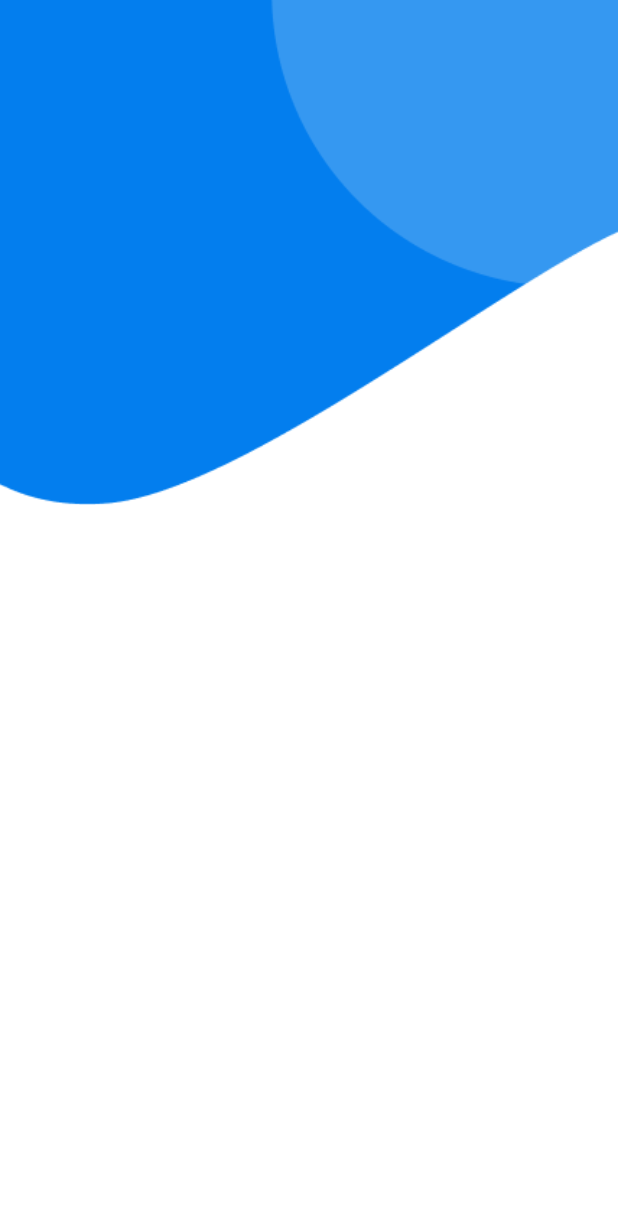
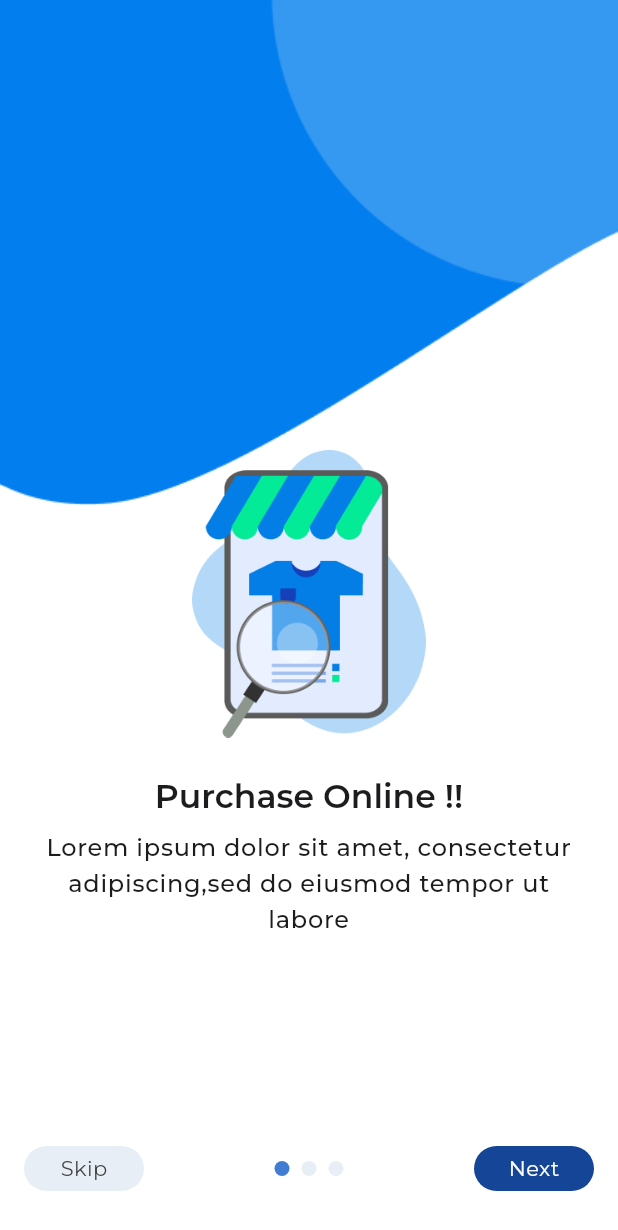
Before and after one commit to dharmendra7899/agent_app_mvvm_architecture, a Flutter app: the screen it shows after launch, on a phone screen of 412 x 824 dp. Shown: the top 1230 px of the screen. Run offline on Flutter 3.47's test engine with Material 3 defaults, Android fonts, the phone set to English and light mode, and no system bars; our stand-ins replace another_flushbar, cached_network_image, file_picker, fpdart, get_it, image_picker and 3 more; missing offline and left inert: razorpay_flutter.

Commit message:
walk through screen done

```diff
--- a/lib/modules/auth/view_model/auth_provider.dart
+++ b/lib/modules/auth/view_model/auth_provider.dart
@@ -115,7 +115,7 @@ class AuthProvider with ChangeNotifier {
             }
           } else {
             if (context.mounted) {
-              Navigator.pushNamed(context, RouteNames.bottomNavigationScreen);
+              Navigator.popAndPushNamed(context, RouteNames.bottomNavigationScreen);
             }
           }
         });
--- a/lib/modules/walk_through/view/on_boarding_screen.dart
+++ b/lib/modules/walk_through/view/on_boarding_screen.dart
@@ -4,6 +4,7 @@ import 'package:agent_app/res/contents/texts.dart';
 import 'package:agent_app/res/widgets/context_extension.dart';
 import 'package:agent_app/theme/colors.dart';
 import 'package:flutter/material.dart';
+import 'package:provider/provider.dart';
 
 class OnBoardingScreen extends StatefulWidget {
   const OnBoardingScreen({super.key});
@@ -38,15 +39,97 @@ class _OnBoardingScreenState extends State<OnBoardingScreen> {
     },
   ];
 
-  /*  Positioned(
-          bottom: 20.0,
-          left: 20.0,
-          right: 20.0,
+  @override
+  Widget build(BuildContext context) {
+    return Scaffold(
+      body: Column(
+        children: [
+          Expanded(
+            child: PageView.builder(
+              itemCount: onBoardingData.length,
+              scrollDirection: Axis.horizontal,
+              controller: pageController,
+              onPageChanged: onChanged,
+              itemBuilder: (BuildContext context, int index) {
+                return Stack(
+                  children: [
+                    Image.asset(
+                      width: MediaQuery.of(context).size.width,
+                      onBoardingData[index]['topImage']!,
+                      fit: BoxFit.fitWidth,
+                    ),
+                    Positioned(
+                      top: 270,
+                      left: 0,
+                      right: 0,
+                      child: Column(
+                        mainAxisAlignment: MainAxisAlignment.start,
+                        children: [
+                          const SizedBox(height: 30),
+                          Image.asset(
+                            onBoardingData[index]['image']!,
+                            scale: 1.8,
+                          ),
+                          const SizedBox(height: 25),
+                          Center(
+                            child: Text(
+                              onBoardingData[index]['title'] ?? "",
+                              textAlign: TextAlign.center,
+                              style: context.textTheme.titleLarge,
+                            ),
+                          ),
+                          Padding(
+                            padding: const EdgeInsets.symmetric(
+                              horizontal: 20.0,
+                              vertical: 8,
+                            ),
+                            child: Center(
+                              child: Text(
+                                onBoardingData[index]['description'] ?? "",
+                                textAlign: TextAlign.center,
+                                style: context.textTheme.bodyLarge,
+                              ),
+                            ),
+                          ),
+                          const SizedBox(height: 20),
+                        ],
+                      ),
+                    ),
+                  ],
+                );
+              },
+            ),
+          ),
+          Padding(
+            padding: const EdgeInsets.fromLTRB(16.0, 0, 16, 30),
             child: Row(
               mainAxisAlignment: MainAxisAlignment.spaceBetween,
               crossAxisAlignment: CrossAxisAlignment.center,
               children: [
-              const SizedBox(width: 42, height: 42),
+                GestureDetector(
+                  onTap: () {
+                    Provider.of<AuthProvider>(
+                      context,
+                      listen: false,
+                    ).setWalkThrough(context);
+                  },
+                  child: Container(
+                    height: 30,
+                    width: 80,
+                    decoration: BoxDecoration(
+                      color: appColors.appBackground,
+                      borderRadius: BorderRadius.circular(20),
+                    ),
+                    child: Center(
+                      child: Text(
+                        texts.skip,
+                        style: context.textTheme.bodyMedium?.copyWith(
+                          color: appColors.primaryContainer,
+                        ),
+                      ),
+                    ),
+                  ),
+                ),
                 Row(
                   mainAxisAlignment: MainAxisAlignment.center,
                   children: List.generate(
@@ -54,7 +137,7 @@ class _OnBoardingScreenState extends State<OnBoardingScreen> {
                     (index) => buildIndicator(index),
                   ),
                 ),
-              InkWell(
+                GestureDetector(
                   onTap: () {
                     if (currentPage != onBoardingData.length - 1) {
                       pageController.nextPage(
@@ -69,85 +152,30 @@ class _OnBoardingScreenState extends State<OnBoardingScreen> {
                     }
                   },
                   child: Container(
-                  width: 42,
-                  height: 42,
+                    height: 30,
+                    width: 80,
                     decoration: BoxDecoration(
-                    color: appColors.primaryDark,
-                    borderRadius: BorderRadius.circular(50),
+                      color: appColors.primary,
+                      borderRadius: BorderRadius.circular(20),
                     ),
                     child: Center(
-                    child: Icon(
+                      child: Text(
                         currentPage != onBoardingData.length - 1
-                          ? Icons.arrow_forward
-                          : Icons.done,
+                            ? texts.next
+                            : texts.done,
+                        style: context.textTheme.bodyMedium?.copyWith(
                           color: appColors.appWhite,
+                        ),
                       ),
                     ),
                   ),
                 ),
               ],
             ),
-        ),*/
-
-  @override
-  Widget build(BuildContext context) {
-    return Scaffold(body: Column(
-      children: [
-        Image.asset(
-          width: 500,
-            ConstantImage.shape1,
-                fit: BoxFit.fitWidth,
           ),
-
-        // SizedBox(height: MediaQuery.of(context).size.height*0.80,
-        //   width: MediaQuery.of(context).size.width,
-        //   child: PageView.builder(
-        //     itemCount: onBoardingData.length,
-        //     scrollDirection: Axis.horizontal,
-        //     controller: pageController,
-        //     onPageChanged: onChanged,
-        //     itemBuilder: (BuildContext context, int index) {
-        //       return Column(
-        //         mainAxisAlignment: MainAxisAlignment.start,
-        //         crossAxisAlignment: CrossAxisAlignment.center,
-        //         children: [
-        //           Image.asset(
-        //             width: 500,
-        //             onBoardingData[index]['topImage']!,
-        //
-        //           ),
-        //           const SizedBox(height: 1),
-        //           ClipRRect(
-        //             borderRadius: BorderRadius.circular(200),
-        //             child: Image.asset(
-        //               onBoardingData[index]['image']!,
-        //               scale: 3,
-        //             ),
-        //           ),
-        //           const SizedBox(height: 40),
-        //           Text(
-        //             onBoardingData[index]['title'] ?? "",
-        //             style: context.textTheme.titleLarge,
-        //           ),
-        //           Padding(
-        //             padding: const EdgeInsets.symmetric(
-        //               horizontal: 20.0,
-        //               vertical: 8,
-        //             ),
-        //             child: Text(
-        //               onBoardingData[index]['description'] ?? "",
-        //               style: context.textTheme.bodyLarge,
-        //             ),
-        //           ),
-        //           const SizedBox(height: 20),
-        //         ],
-        //       );
-        //     },
-        //   ),
-        // ),
-
         ],
-    ),);
+      ),
+    );
   }
 
   void onChanged(int index) {
@@ -164,7 +192,9 @@ class _OnBoardingScreenState extends State<OnBoardingScreen> {
       decoration: BoxDecoration(
         shape: BoxShape.circle,
         color:
-            currentPage == index ? appColors.appWhite : appColors.primaryDark,
+            currentPage == index
+                ? appColors.secondary
+                : appColors.appBackground,
       ),
     );
   }
--- a/lib/res/contents/texts.dart
+++ b/lib/res/contents/texts.dart
@@ -12,6 +12,7 @@ class Texts {
   String get w3Des => 'Lorem ipsum dolor sit amet, consectetur adipiscing,sed do eiusmod tempor ut labore';
 
   String get getStarted => 'Get Started';
+  String get done => 'Done';
 
   String get next => 'Next';
 
--- a/lib/res/widgets/app_button.dart
+++ b/lib/res/widgets/app_button.dart
@@ -26,7 +26,7 @@ class AppButton extends StatelessWidget {
     this.borderColor,
     this.isBorder,
     this.radius,
-    this.height = 45,
+    this.height = 42,
     this.fontSize = 16,
     this.width,
     this.isLoading = false,
@@ -80,7 +80,7 @@ class AppButton extends StatelessWidget {
                     )
                     : Text(
                       title,
-                      style: context.textTheme.titleMedium?.copyWith(
+                      style: context.textTheme.bodyLarge?.copyWith(
                         //  fontSize: fontSize,
                         color: textColor ?? appColors.appWhite,
                       ),
--- a/lib/res/widgets/app_text_field.dart
+++ b/lib/res/widgets/app_text_field.dart
@@ -68,7 +68,7 @@ class AppTextField extends StatelessWidget {
     this.maxLength,
     this.counterText,
     this.obscuringCharacter = '•',
-    this.textCapitalization = TextCapitalization.words,
+    this.textCapitalization = TextCapitalization.none,
     this.contentPadding = const EdgeInsets.symmetric(
       vertical: 12,
       horizontal: 15,
@@ -119,7 +119,7 @@ class AppTextField extends StatelessWidget {
             maxLength: maxLength,
             maxLines: maxLines,
             enableSuggestions: true,
-            style: context.textTheme.bodyLarge,
+            style: context.textTheme.titleSmall,
             obscuringCharacter: obscuringCharacter,
             decoration: InputDecoration(
               prefixIcon: prefixIcon,
--- a/lib/theme/theme.dart
+++ b/lib/theme/theme.dart
@@ -16,7 +16,7 @@ class AppTheme {
   static final darkThemeMode = ThemeData.dark();
 
   static final lightThemeMode = ThemeData(
-    fontFamily: 'Poppins',
+    fontFamily: 'Montserrat',
     useMaterial3: true,
     colorScheme: ColorScheme.fromSeed(seedColor: Colors.black),
     scaffoldBackgroundColor: appColors.appWhite,
--- a/lib/theme/widget/input_decoration_theme.dart
+++ b/lib/theme/widget/input_decoration_theme.dart
@@ -3,18 +3,18 @@ part of "../theme.dart";
 final _inputDecorationTheme = InputDecorationTheme(
   hintStyle: TextStyle(color: appColors.borderColor),
   labelStyle: TextStyle(color: appColors.borderColor),
-  floatingLabelStyle: TextStyle(color: appColors.appBlack),
+  floatingLabelStyle: TextStyle(color: appColors.primaryContainer),
   enabledBorder: OutlineInputBorder(
     borderRadius: BorderRadius.circular(8),
-    borderSide: BorderSide(color: appColors.borderColor),
+    borderSide: BorderSide(color: appColors.primaryContainer),
   ),
   border: OutlineInputBorder(
     borderRadius: BorderRadius.circular(8),
-    borderSide: BorderSide(color: appColors.appBlack),
+    borderSide: BorderSide(color: appColors.primaryContainer),
   ),
   focusedBorder: OutlineInputBorder(
     borderRadius: BorderRadius.circular(8),
-    borderSide: BorderSide(color: appColors.appBlack),
+    borderSide: BorderSide(color: appColors.primaryContainer),
   ),
   focusedErrorBorder: OutlineInputBorder(
     borderRadius: BorderRadius.circular(8),
--- a/lib/theme/widget/text_theme.dart
+++ b/lib/theme/widget/text_theme.dart
@@ -3,94 +3,94 @@ part of "../theme.dart";
 var _textTheme = TextTheme(
   displayLarge : TextStyle(
     fontWeight: FontWeight.w400,
-    fontFamily: 'LibreFont',
+    fontFamily: 'Montserrat',
     color: appColors.appBlack,
     fontSize: 57,
     letterSpacing: 0.25,
   ),
   displayMedium:  TextStyle(
     fontWeight: FontWeight.w400,
-    fontFamily: 'LibreFont',
+    fontFamily: 'Montserrat',
     color: appColors.appBlack,
     fontSize: 45,
   ),
   displaySmall:  TextStyle(
     fontWeight: FontWeight.w400,
-    fontFamily: 'LibreFont',
+    fontFamily: 'Montserrat',
     color: appColors.appBlack,
     fontSize: 36,
   ),
   headlineLarge:  TextStyle(
     fontWeight: FontWeight.w400,
-    fontFamily: 'LibreFont',
+    fontFamily: 'Montserrat',
     color: appColors.appBlack,
     fontSize: 32,
   ),
   headlineMedium:  TextStyle(
     fontWeight: FontWeight.w400,
-    fontFamily: 'LibreFont',
+    fontFamily: 'Montserrat',
     color: appColors.appBlack,
     fontSize: 28,
   ),
   headlineSmall:  TextStyle(
     fontWeight: FontWeight.w400,
-    fontFamily: 'LibreFont',
+    fontFamily: 'Montserrat',
     color: appColors.appBlack,
     fontSize: 24,
   ),
   titleLarge:  TextStyle(
     fontWeight: FontWeight.w600,
-    fontFamily: 'LibreFont',
+    fontFamily: 'Montserrat',
     color: appColors.appBlack,
     fontSize: 22,
   ),
   titleMedium:  TextStyle(
     fontWeight: FontWeight.w400,
-    fontFamily: 'LibreFont',
+    fontFamily: 'Montserrat',
     color: appColors.appBlack,
     fontSize: 18,
     letterSpacing: 0.15,
   ),
   titleSmall:  TextStyle(
     fontWeight: FontWeight.w400,
-    fontFamily: 'LibreFont',
+    fontFamily: 'Montserrat',
     color: appColors.appBlack,
     fontSize: 14,
     letterSpacing: 0.1,
   ),
   bodyLarge:  TextStyle(
     fontWeight: FontWeight.w500,
-    fontFamily: 'LibreFont',
+    fontFamily: 'Montserrat',
     color: appColors.appBlack,
     fontSize: 16,
   ),
   bodyMedium:  TextStyle(
     fontWeight: FontWeight.w400,
-    fontFamily: 'LibreFont',
+    fontFamily: 'Montserrat',
     color: appColors.appBlack,
     fontSize: 14,
   ),
   bodySmall:  TextStyle(
     fontWeight: FontWeight.w400,
-    fontFamily: 'LibreFont',
+    fontFamily: 'Montserrat',
     color: appColors.appBlack,
     fontSize: 12,
   ),
   labelLarge:  TextStyle(
     fontWeight: FontWeight.w500,
-    fontFamily: 'LibreFont',
+    fontFamily: 'Montserrat',
     color: appColors.appBlack,
     fontSize: 14,
   ),
   labelMedium:  TextStyle(
     fontWeight: FontWeight.w500,
-    fontFamily: 'LibreFont',
+    fontFamily: 'Montserrat',
     color: appColors.appBlack,
     fontSize: 12,
   ),
   labelSmall:  TextStyle(
     fontWeight: FontWeight.w500,
-    fontFamily: 'LibreFont',
+    fontFamily: 'Montserrat',
     color: appColors.appBlack,
     fontSize: 11,
   ),
```
Also changed, not shown: lib/modules/auth/view/forgot_password.dart (+14 -8 lines), lib/modules/auth/view/login_screen.dart (+16 -10 lines), lib/modules/auth/view/signup_screen.dart (+33 -18 lines), lib/modules/dashboard/view/bottom_navigation_screen.dart (+17 -1 lines), pubspec.yaml (+8 -0 lines), assets/fonts/Montserrat-Medium.ttf (added), assets/fonts/Montserrat-Regular.ttf (added), assets/fonts/Montserrat-SemiBold.ttf (added). Lines whose indentation alone changed are shown as unchanged.
